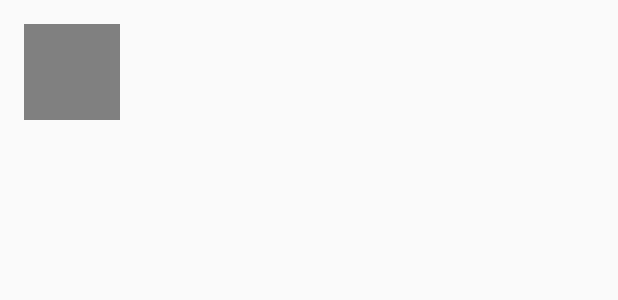
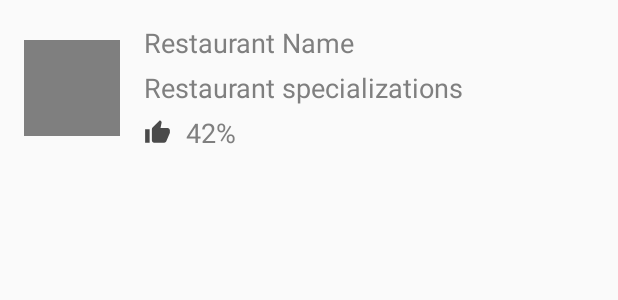
Before and after one commit to september669/KmmTestApp, an Android app: the layout fragment_restaurant_list_item.xml on its own in the app's theme, with its tools: preview values and no code run, on a phone screen of 412 x 824 dp. Shown: the top 300 px of the screen. Run offline under Robolectric (Android 15) with nearby library versions, the phone set to English and light mode, and no system bars.

Commit message:
Complete ItemRestaurant.kt

```diff
--- /dev/null
+++ b/androidApp/src/main/res/drawable/ic_thumb_up.xml
@@ -0,0 +1,11 @@
+<vector xmlns:android="http://schemas.android.com/apk/res/android"
+    android:width="24dp"
+    android:height="24dp"
+    android:viewportWidth="24"
+    android:viewportHeight="24"
+
+    >
+    <path
+        android:fillColor="#4a4a4a"
+        android:pathData="M1,21h4L5,9L1,9v12zM23,10c0,-1.1 -0.9,-2 -2,-2h-6.31l0.95,-4.57 0.03,-0.32c0,-0.41 -0.17,-0.79 -0.44,-1.06L14.17,1 7.59,7.59C7.22,7.95 7,8.45 7,9v10c0,1.1 0.9,2 2,2h9c0.83,0 1.54,-0.5 1.84,-1.22l3.02,-7.05c0.09,-0.23 0.14,-0.47 0.14,-0.73v-2z" />
+</vector>
--- a/androidApp/src/main/res/layout/fragment_restaurant_list_item.xml
+++ b/androidApp/src/main/res/layout/fragment_restaurant_list_item.xml
@@ -22,4 +22,57 @@
 
         />
 
+    <TextView
+        android:id="@+id/name"
+        android:layout_width="0dp"
+        android:layout_height="wrap_content"
+        android:layout_marginStart="@dimen/edge_margin"
+        android:textAppearance="@style/RobotoRegular.WarmGrey.18"
+        app:layout_constraintEnd_toEndOf="parent"
+        app:layout_constraintStart_toEndOf="@id/logo"
+        app:layout_constraintTop_toTopOf="parent"
+        tools:text="Restaurant Name"
+
+        />
+
+
+    <TextView
+        android:id="@+id/specializations"
+        android:layout_width="0dp"
+        android:layout_height="wrap_content"
+        android:layout_marginTop="5dp"
+        android:textAppearance="@style/RobotoRegular.WarmGrey.18"
+        app:layout_constraintEnd_toEndOf="@id/name"
+        app:layout_constraintStart_toStartOf="@id/name"
+        app:layout_constraintTop_toBottomOf="@id/name"
+        tools:text="Restaurant specializations"
+
+        />
+
+    <ImageView
+        android:id="@+id/likeIcon"
+        android:layout_width="18sp"
+        android:layout_height="18sp"
+        android:src="@drawable/ic_thumb_up"
+        app:layout_constraintBottom_toBottomOf="@id/likeText"
+        app:layout_constraintStart_toStartOf="@id/name"
+        app:layout_constraintTop_toTopOf="@id/likeText"
+
+        />
+
+    <TextView
+        android:id="@+id/likeText"
+        android:layout_width="wrap_content"
+        android:layout_height="wrap_content"
+        android:layout_marginStart="10dp"
+        android:layout_marginTop="5dp"
+        android:textAppearance="@style/RobotoRegular.WarmGrey.18"
+        app:layout_constraintEnd_toEndOf="@id/specializations"
+        app:layout_constraintHorizontal_bias="0"
+        app:layout_constraintStart_toEndOf="@id/likeIcon"
+        app:layout_constraintTop_toBottomOf="@id/specializations"
+        tools:text="42%"
+
+        />
+
 </androidx.constraintlayout.widget.ConstraintLayout>
--- a/androidApp/src/main/res/values/styles.xml
+++ b/androidApp/src/main/res/values/styles.xml
@@ -38,5 +38,10 @@
         <item name="android:lineSpacingExtra">5sp</item>
     </style>
 
+    <style name="RobotoRegular.WarmGrey.18" parent="RobotoRegular.WarmGrey">
+        <item name="android:textSize">18sp</item>
+        <item name="android:lineSpacingExtra">5sp</item>
+    </style>
+
 
 </resources>
--- a/shared/src/commonMain/kotlin/org/dda/testwork/shared/view_model/restaurant_list/RestaurantList.kt
+++ b/shared/src/commonMain/kotlin/org/dda/testwork/shared/view_model/restaurant_list/RestaurantList.kt
@@ -1,8 +1,10 @@
 package org.dda.testwork.shared.view_model.restaurant_list
 
+import org.dda.ankoLogger.logDebug
 import org.dda.testwork.shared.api.dto.RestaurantItem
 import org.dda.testwork.shared.redux.*
 import org.dda.testwork.shared.repo.RepoRestaurants
+import org.dda.testwork.shared.utils.checkWhen
 import org.dda.testwork.shared.view_model.restaurant_list.RestaurantList.*
 
 
```
Also changed, not shown: androidApp/src/main/java/org/dda/testwork/androidApp/ui/restaurant_list/ItemRestaurant.kt (+11 -0 lines), androidApp/src/main/java/org/dda/testwork/androidApp/ui/utils/Extensions.kt (+70 -0 lines), shared/src/commonMain/kotlin/org/dda/testwork/shared/api/dto/Restaurant.kt (+9 -2 lines), shared/src/commonMain/kotlin/org/dda/testwork/shared/utils/Extensions.kt (line endings or trailing spaces).
